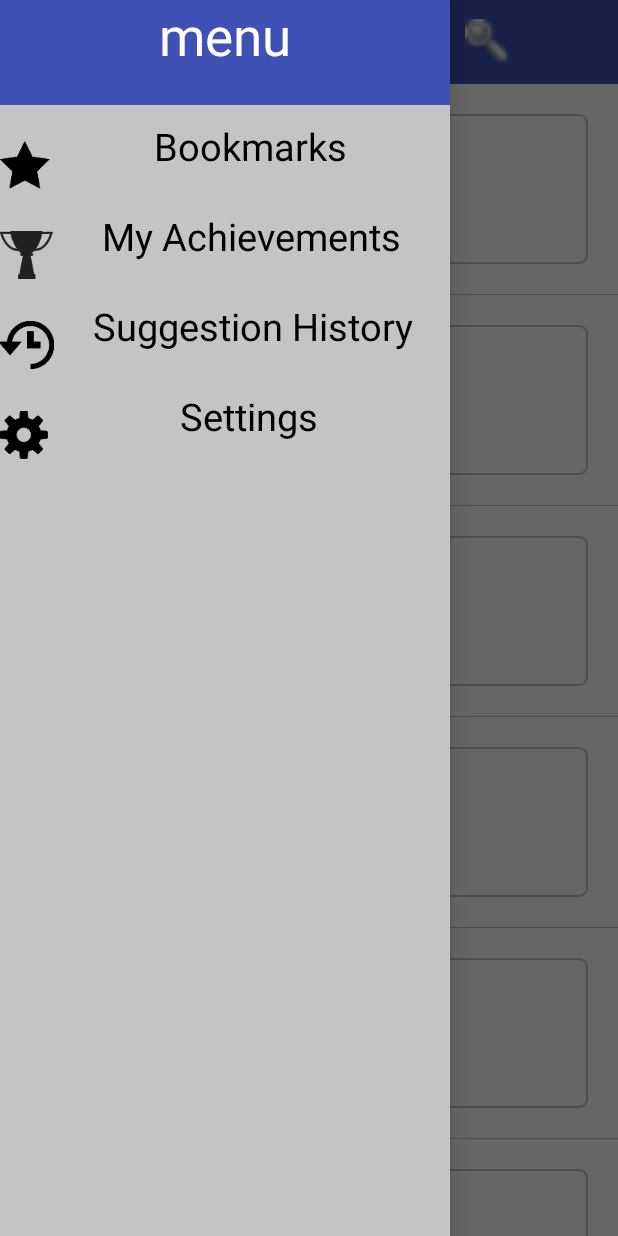
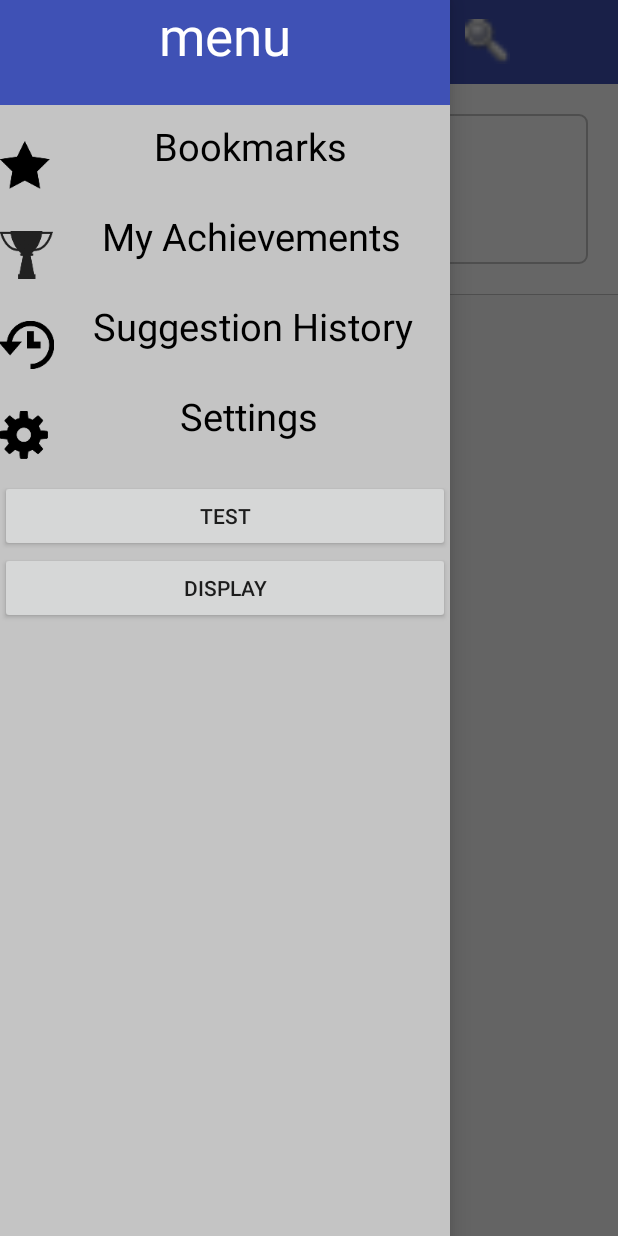
Before and after one commit to AlexZhang-lililil/DoitAction, an Android app: the MenuActivity screen opened directly, with no data from a screen before it, with the side drawer open, on a phone screen of 412 x 824 dp. Run offline under Robolectric (Android 15) with nearby library versions, the phone set to English and light mode, and no system bars; 5 statements that could not run were skipped.

Commit message:
SQLite added but not completed,further work would be finished later

```diff
--- a/app/src/main/java/com/example/orquoll/swen90014_2018_or_quoll/Adapters/MenuSuggestionAdapter.java
+++ b/app/src/main/java/com/example/orquoll/swen90014_2018_or_quoll/Adapters/MenuSuggestionAdapter.java
@@ -13,6 +13,10 @@ import android.widget.TextView;
 import com.example.orquoll.swen90014_2018_or_quoll.ActionActivity;
 import com.example.orquoll.swen90014_2018_or_quoll.MenuActivity;
 import com.example.orquoll.swen90014_2018_or_quoll.R;
+import com.example.orquoll.swen90014_2018_or_quoll.db.DAO.ActionDAO;
+import com.example.orquoll.swen90014_2018_or_quoll.db.DAO.ActionDAOImp;
+import com.example.orquoll.swen90014_2018_or_quoll.db.MyDatabaseHelper;
+import com.example.orquoll.swen90014_2018_or_quoll.entity.Action;
 
 public class MenuSuggestionAdapter extends RecyclerView.Adapter<MenuSuggestionAdapter.LinearViewHolder> {
 
@@ -22,6 +26,12 @@ public class MenuSuggestionAdapter extends RecyclerView.Adapter<MenuSuggestionAd
         this.mContext = context;
     }
 
+    public ActionDAOImp newDAO;
+
+    //test
+    private MyDatabaseHelper dbHelper;
+    private Action[] actions;
+
     @NonNull
     @Override
     public MenuSuggestionAdapter.LinearViewHolder onCreateViewHolder(@NonNull ViewGroup viewGroup, int i) {
@@ -30,8 +40,11 @@ public class MenuSuggestionAdapter extends RecyclerView.Adapter<MenuSuggestionAd
 
     @Override
     public void onBindViewHolder(@NonNull MenuSuggestionAdapter.LinearViewHolder viewHolder, int i) {
-        viewHolder.action_tittle.setText("This is the tittle of action "+i);
-        viewHolder.action_content.setText("This is the context of action "+i);
+        dbHelper = new MyDatabaseHelper( mContext,"Do-it",null,1 );
+        newDAO = new ActionDAOImp( dbHelper );
+        actions = newDAO.display();
+        viewHolder.action_tittle.setText(actions[i].getActionTittle());
+        viewHolder.action_content.setText(actions[i].getActionContent());
         viewHolder.itemView.setOnClickListener(new View.OnClickListener() {
             @Override
             public void onClick(View view) {
@@ -45,7 +58,7 @@ public class MenuSuggestionAdapter extends RecyclerView.Adapter<MenuSuggestionAd
 
     @Override
     public int getItemCount() {
-        return 15;
+        return 1;
     }
 
     class LinearViewHolder extends RecyclerView.ViewHolder {
--- a/app/src/main/java/com/example/orquoll/swen90014_2018_or_quoll/MenuActivity.java
+++ b/app/src/main/java/com/example/orquoll/swen90014_2018_or_quoll/MenuActivity.java
@@ -13,6 +13,9 @@ import android.widget.Button;
 import android.widget.TextView;
 
 import com.example.orquoll.swen90014_2018_or_quoll.Adapters.MenuSuggestionAdapter;
+import com.example.orquoll.swen90014_2018_or_quoll.db.DAO.ActionDAOImp;
+import com.example.orquoll.swen90014_2018_or_quoll.db.MyDatabaseHelper;
+import com.example.orquoll.swen90014_2018_or_quoll.entity.Action;
 
 
 public class MenuActivity extends AppCompatActivity {
@@ -25,6 +28,9 @@ public class MenuActivity extends AppCompatActivity {
     private TextView txt_achievement;
     private TextView txt_setting;
     private RecyclerView rv_suggestion;
+    private MyDatabaseHelper dbHelper;
+    private Button btn_test;
+    private Button btn_test2;
 
     @Override
     protected void onCreate(Bundle savedInstanceState) {
@@ -39,6 +45,8 @@ public class MenuActivity extends AppCompatActivity {
         txt_history = (TextView) findViewById(R.id.txt_suggestion_history);
         btn_search = (Button) findViewById(R.id.btn_search);
         rv_suggestion = (RecyclerView)findViewById(R.id.rv_suggestion);
+        btn_test = (Button) findViewById( R.id.btn_test );
+        btn_test2 = (Button) findViewById( R.id.btn_test );
 
 
         btn_menu.setOnClickListener(new View.OnClickListener() {
@@ -53,6 +61,32 @@ public class MenuActivity extends AppCompatActivity {
         rv_suggestion.setLayoutManager(new LinearLayoutManager(MenuActivity.this));
         rv_suggestion.setAdapter(new MenuSuggestionAdapter(MenuActivity.this));
         rv_suggestion.addItemDecoration(new Decoration());
+
+
+        //test
+        btn_test.setOnClickListener( new View.OnClickListener() {
+            @Override
+            public void onClick(View view) {
+                Action action_1 = new Action("Mindful Thoughts Practise","Lorem ipsum dolor sit amet",false);
+                Action action_2 = new Action("Mindful Thoughts Practise2","Lorem ipsum dolor sit amet",false);
+                Action action_3 = new Action("Mindful Thoughts Practise3","Lorem ipsum dolor sit amet",false);
+                Action action_4 = new Action("Mindful Thoughts Practise4","Lorem ipsum dolor sit amet",false);
+
+                ActionDAOImp newDAO = new ActionDAOImp( dbHelper );
+                newDAO.insert( action_1 );
+                newDAO.insert( action_2 );
+                newDAO.insert( action_3 );
+                newDAO.insert( action_4 );
+            }
+        } );
+
+        btn_test.setOnClickListener( new View.OnClickListener() {
+            @Override
+            public void onClick(View view) {
+                ActionDAOImp newDAO = new ActionDAOImp( dbHelper );
+                newDAO.display();
+            }
+        } );
 
     }
 
@@ -92,6 +126,7 @@ public class MenuActivity extends AppCompatActivity {
         }
     }
 
+    //draw the lines between items
     class Decoration extends RecyclerView.ItemDecoration{
         public void getItemOffsets(Rect outRect, View view, RecyclerView parent, RecyclerView.State state){
             super.getItemOffsets(outRect,view,parent,state);
--- a/app/src/main/res/layout/activity_menu.xml
+++ b/app/src/main/res/layout/activity_menu.xml
@@ -115,6 +115,21 @@
             android:textAlignment="center"
             android:clickable="true"/>
 
+        <Button
+            android:layout_width="match_parent"
+            android:layout_height="wrap_content"
+            android:id="@+id/btn_test"
+            android:text="test"
+            android:layout_gravity="center"
+            />
+
+        <Button
+            android:layout_width="match_parent"
+            android:layout_height="wrap_content"
+            android:id="@+id/btn_test2"
+            android:text="display"
+            android:layout_gravity="center"/>
+
 
     </LinearLayout>
 
```
Also changed, not shown: app/src/main/java/com/example/orquoll/swen90014_2018_or_quoll/MainActivity.java (+7 -1 lines).
